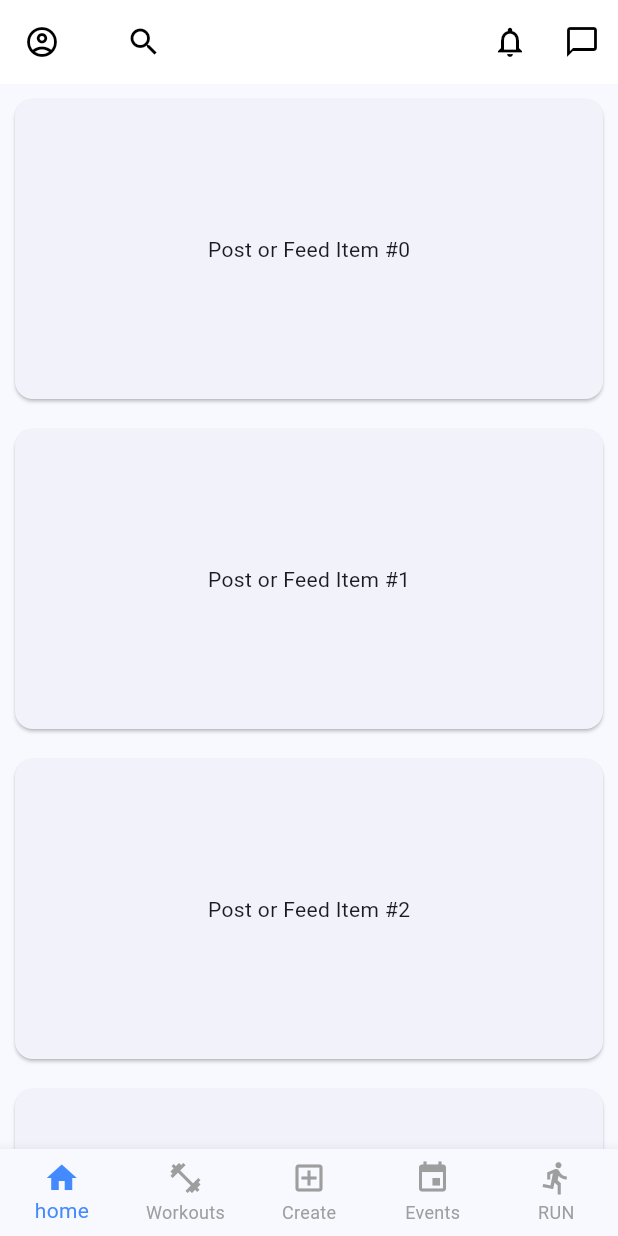
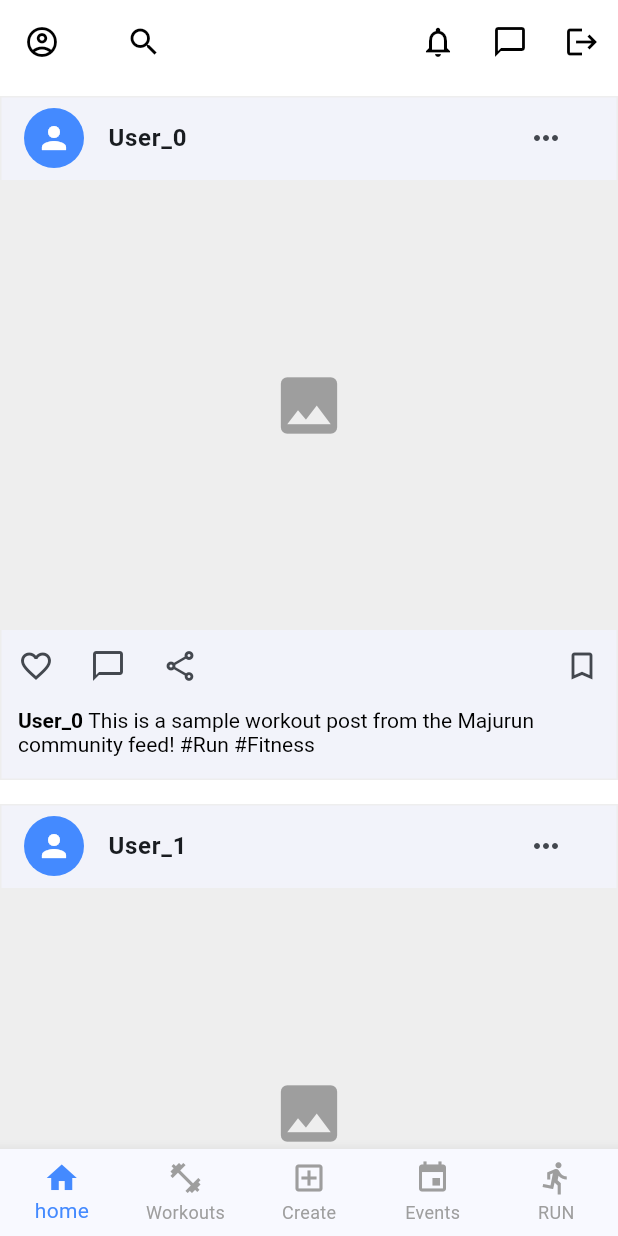
Before and after one commit to honeytttt/majurun, a Flutter app: the HomeScreen screen opened directly, on a phone screen of 412 x 824 dp. Run offline on Flutter 3.47's test engine with Material 3 defaults, Android fonts, the phone set to English and light mode, and no system bars; our stand-ins replace cloud_firestore, equatable, firebase_auth, firebase_core, google_sign_in; accounts and stored records are empty; network calls fail.

Commit message:
Lock: Login and Home layout working 100%

```diff
--- a/lib/modules/home/presentation/screens/home_screen.dart
+++ b/lib/modules/home/presentation/screens/home_screen.dart
@@ -1,6 +1,7 @@
 import 'package:flutter/material.dart';
 import 'package:provider/provider.dart';
-import '../../../auth/domain/repositories/auth_repository.dart';
+import 'package:majurun/modules/auth/domain/repositories/auth_repository.dart';
+import 'package:majurun/modules/home/presentation/widgets/post_card.dart';
 
 class HomeScreen extends StatefulWidget {
   const HomeScreen({super.key});
@@ -12,33 +13,34 @@ class HomeScreen extends StatefulWidget {
 class _HomeScreenState extends State<HomeScreen> {
   int _selectedIndex = 0;
 
-  void _onItemTapped(int index) {
-    setState(() {
-      _selectedIndex = index;
-    });
-  }
-
   @override
   Widget build(BuildContext context) {
+    // Variable removed to fix 'unused_local_variable' warning.
+    // Use context.read<AuthRepository>() directly where needed.
+
     return Scaffold(
-      // TOP NAVIGATION (Blueprint: Profile, Search, Notification, Messages)
+      backgroundColor: Colors.white,
       appBar: AppBar(
         leading: IconButton(
-          icon: const Icon(Icons.account_circle_outlined), // Profile Icon
+          icon: const Icon(Icons.account_circle_outlined),
           onPressed: () {},
         ),
         title: IconButton(
-          icon: const Icon(Icons.search), // Search Symbol
+          icon: const Icon(Icons.search),
           onPressed: () {},
         ),
         actions: [
           IconButton(
-            icon: const Icon(Icons.notifications_none), // Notification Bell
-            onPressed: () {},
+            icon: const Icon(Icons.notifications_none),
+            onPressed: () {}
           ),
           IconButton(
-            icon: const Icon(Icons.chat_bubble_outline), // Messages Symbols
-            onPressed: () {},
+            icon: const Icon(Icons.chat_bubble_outline),
+            onPressed: () {}
+          ),
+          IconButton(
+            icon: const Icon(Icons.logout),
+            onPressed: () => context.read<AuthRepository>().signOut(),
           ),
         ],
         elevation: 0,
@@ -46,26 +48,21 @@ class _HomeScreenState extends State<HomeScreen> {
         foregroundColor: Colors.black,
       ),
 
-      // CENTER CONTENT (Blueprint: Posts or Feed)
       body: ListView.builder(
-        itemCount: 10,
+        itemCount: 5,
         itemBuilder: (context, index) {
-          return Card(
-            margin: const EdgeInsets.all(10),
-            child: Container(
-              height: 200,
-              alignment: Alignment.center,
-              child: Text("Post or Feed Item #$index"),
-            ),
+          return PostCard(
+            username: "User_$index",
+            content: "This is a sample workout post from the Majurun community feed! #Run #Fitness",
+            imageUrl: "https://via.placeholder.com/300",
           );
         },
       ),
 
-      // BOTTOM NAVIGATION (Blueprint: home, Workouts, Create, Events, RUN)
       bottomNavigationBar: BottomNavigationBar(
         type: BottomNavigationBarType.fixed,
         currentIndex: _selectedIndex,
-        onTap: _onItemTapped,
+        onTap: (index) => setState(() => _selectedIndex = index),
         selectedItemColor: Colors.blueAccent,
         unselectedItemColor: Colors.grey,
         items: const [
--- /dev/null
+++ b/lib/modules/home/presentation/widgets/post_card.dart
@@ -0,0 +1,71 @@
+import 'package:flutter/material.dart';
+
+class PostCard extends StatelessWidget {
+  final String username;
+  final String content;
+  final String imageUrl;
+
+  const PostCard({
+    super.key,
+    required this.username,
+    required this.content,
+    required this.imageUrl,
+  });
+
+  @override
+  Widget build(BuildContext context) {
+    return Card(
+      margin: const EdgeInsets.symmetric(vertical: 8, horizontal: 0),
+      elevation: 0,
+      shape: const RoundedRectangleBorder(side: BorderSide(color: Color(0xFFEEEEEE))),
+      child: Column(
+        crossAxisAlignment: CrossAxisAlignment.start,
+        children: [
+          // Post Header
+          ListTile(
+            leading: const CircleAvatar(
+              backgroundColor: Colors.blueAccent,
+              child: Icon(Icons.person, color: Colors.white),
+            ),
+            title: Text(username, style: const TextStyle(fontWeight: FontWeight.bold)),
+            trailing: IconButton(onPressed: () {}, icon: const Icon(Icons.more_horiz)),
+          ),
+
+          // Post Image (Placeholder)
+          Container(
+            height: 300,
+            width: double.infinity,
+            color: Colors.grey[200],
+            child: const Icon(Icons.image, size: 50, color: Colors.grey),
+          ),
+
+          // Interaction Bar
+          Row(
+            children: [
+              IconButton(onPressed: () {}, icon: const Icon(Icons.favorite_border)),
+              IconButton(onPressed: () {}, icon: const Icon(Icons.chat_bubble_outline)),
+              IconButton(onPressed: () {}, icon: const Icon(Icons.share_outlined)),
+              const Spacer(),
+              IconButton(onPressed: () {}, icon: const Icon(Icons.bookmark_border)),
+            ],
+          ),
+
+          // Caption
+          Padding(
+            padding: const EdgeInsets.symmetric(horizontal: 12, vertical: 4),
+            child: RichText(
+              text: TextSpan(
+                style: const TextStyle(color: Colors.black),
+                children: [
+                  TextSpan(text: "$username ", style: const TextStyle(fontWeight: FontWeight.bold)),
+                  TextSpan(text: content),
+                ],
+              ),
+            ),
+          ),
+          const SizedBox(height: 12),
+        ],
+      ),
+    );
+  }
+}
```
Also changed, not shown: lib/modules/auth/presentation/screens/signup_screen.dart (+55 -18 lines), lib/modules/auth/presentation/widgets/auth_wrapper.dart (+7 -26 lines).
